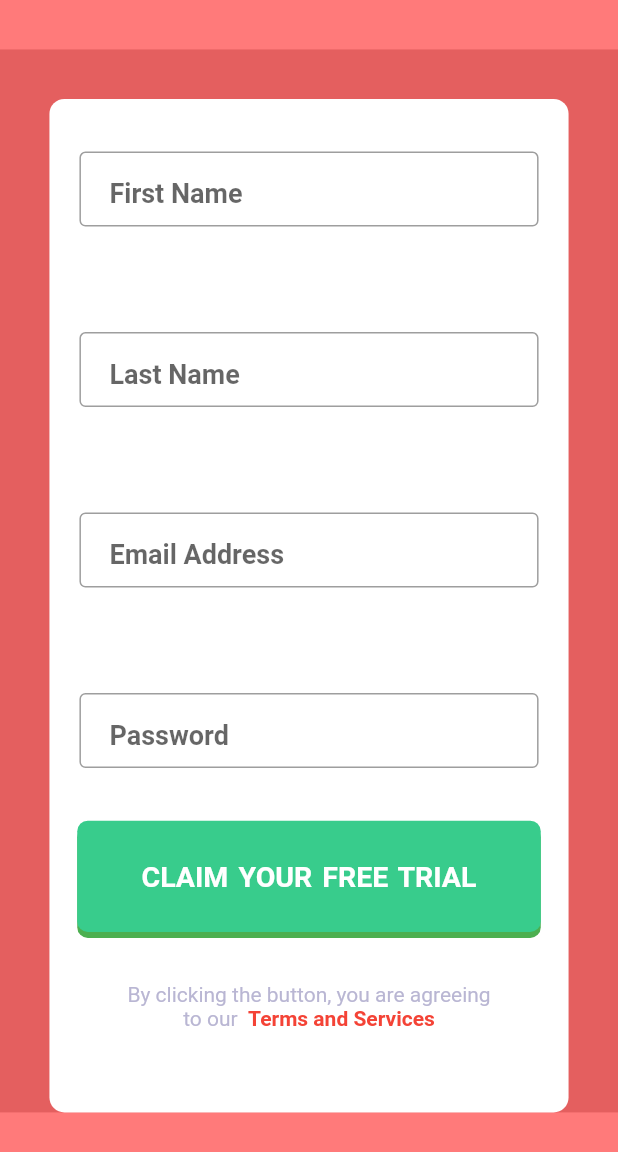
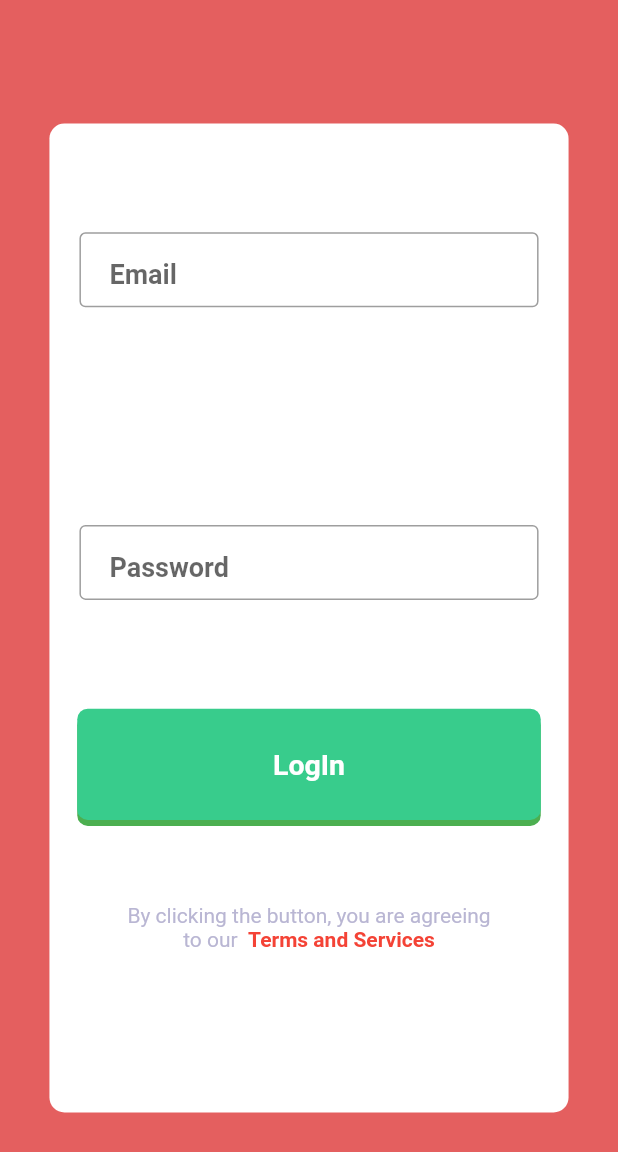
Before and after one commit to kapiljhajhria/crm_android_app, a Flutter app: the screen it shows after launch, on a phone screen of 412 x 824 dp. Shown: the top 1152 px of the screen. Run offline on Flutter 3.47's test engine with Material 2 defaults, Android fonts, the phone set to English and light mode, and no system bars; Roboto replaces fonts that are missing (Poppins).

Commit message:
rough login UI completed

```diff
--- a/lib/screens/login.dart
+++ b/lib/screens/login.dart
@@ -1,5 +1,3 @@
-
-
 import 'package:flutter/material.dart';
 
 class LogInScreen extends StatefulWidget {
@@ -31,7 +29,6 @@ class _LogInScreenState extends State<LogInScreen> {
     );
   }
 
-
   @override
   void initState() {
     myScrollController = ScrollController();
@@ -39,16 +36,9 @@ class _LogInScreenState extends State<LogInScreen> {
     super.initState();
   }
 
-
   @override
   Widget build(BuildContext context) {
-    return Container(
-      padding: EdgeInsets.fromLTRB(
-          0,
-          MediaQuery.of(context).size.height * .04,
-          0,
-          MediaQuery.of(context).size.height * .1),
-      child: Scaffold(
+    return Scaffold(
       body: Stack(
         children: <Widget>[
           ColorFiltered(
@@ -61,32 +51,31 @@ class _LogInScreenState extends State<LogInScreen> {
             ),
           ),
           Container(
+//              padding: EdgeInsets.fromLTRB(
+//                  0,
+//                  MediaQuery.of(context).size.height * .04,
+//                  0,
+//                  MediaQuery.of(context).size.height * .1),
               decoration: BoxDecoration(
                   color: Colors.white,
                   borderRadius: BorderRadius.all(Radius.circular(10))),
               margin: EdgeInsets.fromLTRB(
                   MediaQuery.of(context).size.width * .08,
-                    MediaQuery.of(context).size.height * .04,
+                  MediaQuery.of(context).size.height * .1,
                   MediaQuery.of(context).size.width * .08,
-                    0),
+                  MediaQuery.of(context).size.height * .1),
               child: Column(
                 children: <Widget>[
-                    formInputTextBox("First Name"),
-                    formInputTextBox("Last Name"),
-                    formInputTextBox("Email Address"),
+                  formInputTextBox("Email"),
                   formInputTextBox("Password"),
                   GestureDetector(
                     onTap: () {
-                        myScrollController.animateTo(
-                            -MediaQuery.of(context).size.height,
-                            duration: Duration(milliseconds: 500),
-                            curve: Curves.linear);
+
                       setState(() {});
                     },
                     child: Container(
                       decoration: BoxDecoration(
-                          borderRadius:
-                          BorderRadius.all(Radius.circular(7)),
+                        borderRadius: BorderRadius.all(Radius.circular(7)),
                         color: Color.fromRGBO(56, 204, 140, 1.0),
                         boxShadow: [
                           BoxShadow(
@@ -96,17 +85,11 @@ class _LogInScreenState extends State<LogInScreen> {
                         ],
                       ),
                       margin: EdgeInsets.fromLTRB(0, 0, 0, 0),
-                        height: MediaQuery
-                            .of(context)
-                            .size
-                            .height * 0.09,
-                        width: MediaQuery
-                            .of(context)
-                            .size
-                            .width * 0.75,
+                      height: MediaQuery.of(context).size.height * 0.09,
+                      width: MediaQuery.of(context).size.width * 0.75,
                       child: Center(
                         child: Text(
-                            "CLAIM YOUR FREE TRIAL",
+                          "LogIn",
                           style: TextStyle(
                               fontSize: 19,
                               color: Colors.white,
@@ -134,8 +117,7 @@ class _LogInScreenState extends State<LogInScreen> {
                                       'By clicking the button, you are agreeing to our  ',
                                   style: TextStyle(
                                       fontSize: 14,
-                                        color: Color.fromRGBO(
-                                            185, 182, 211, 1.0),
+                                      color: Color.fromRGBO(185, 182, 211, 1.0),
                                       fontWeight: FontWeight.w400)),
                               TextSpan(
                                   text: "Terms and Services",
@@ -151,10 +133,6 @@ class _LogInScreenState extends State<LogInScreen> {
               )),
         ],
       ),
-      ),
-//                  color: Color.fromRGBO(56, 204, 140, 1.0),
-      width: MediaQuery.of(context).size.width,
-      height: MediaQuery.of(context).size.height,
     );
   }
 }
```
Lines whose indentation alone changed are shown as unchanged.
